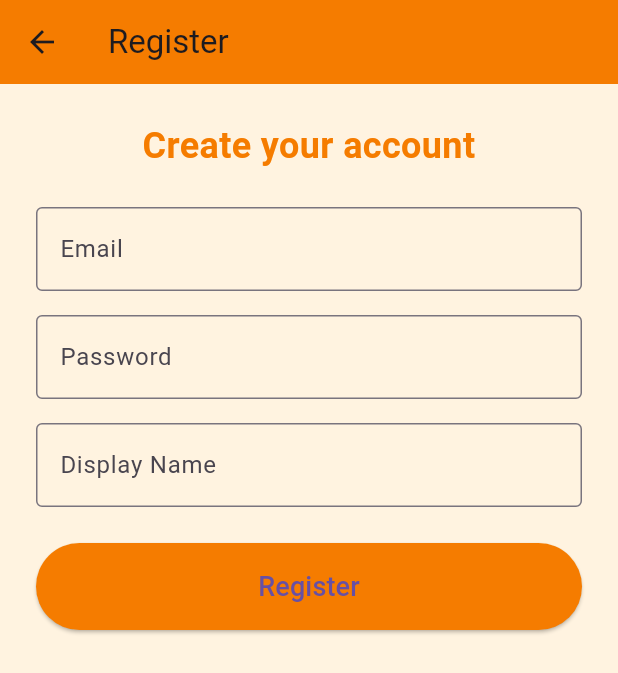
After one commit to slickip/Healthy-summer-app, a Flutter app: the RegistrationScreen screen opened by its route, on a phone screen of 412 x 824 dp. The commit adds this screen. Shown: the top 673 px of the screen. Run offline on Flutter 3.47's test engine with Material 3 defaults, Android fonts, the phone set to English and light mode, and no system bars; our stand-ins replace flutter_secure_storage; accounts and stored records are empty.

Commit message:
try to fix user-service building + flutter (home screen and registration screen)

```diff
--- a/frontend/lib/main.dart
+++ b/frontend/lib/main.dart
@@ -1,8 +1,8 @@
-// import 'package:flutter/material.dart';
-
 import 'package:flutter/material.dart';
 import 'screens/welcome_screen.dart';
-import 'screens/login_screen.dart'; // если уже есть
+import 'screens/login_screen.dart';
+import 'screens/registration_screen.dart';
+import 'screens/home_screen.dart';
 
 void main() {
   runApp(const MyApp());
@@ -19,129 +19,10 @@ class MyApp extends StatelessWidget {
       initialRoute: '/',
       routes: {
         '/': (context) => const WelcomeScreen(),
-        '/login': (context) => const LoginScreen(), // твой экран логина
+        '/login': (context) => const LoginScreen(),
+        '/register': (context) => const RegistrationScreen(),
+        '/home': (context) => const HomeScreen(),
       },
     );
   }
 }
-
-// void main() {
-//   runApp(const MyApp());
-// }
-
-// class MyApp extends StatelessWidget {
-//   const MyApp({super.key});
-
-//   // This widget is the root of your application.
-//   @override
-//   Widget build(BuildContext context) {
-//     return MaterialApp(
-//       title: 'Flutter Demo',
-//       theme: ThemeData(
-//         // This is the theme of your application.
-//         //
-//         // TRY THIS: Try running your application with "flutter run". You'll see
-//         // the application has a purple toolbar. Then, without quitting the app,
-//         // try changing the seedColor in the colorScheme below to Colors.green
-//         // and then invoke "hot reload" (save your changes or press the "hot
-//         // reload" button in a Flutter-supported IDE, or press "r" if you used
-//         // the command line to start the app).
-//         //
-//         // Notice that the counter didn't reset back to zero; the application
-//         // state is not lost during the reload. To reset the state, use hot
-//         // restart instead.
-//         //
-//         // This works for code too, not just values: Most code changes can be
-//         // tested with just a hot reload.
-//         colorScheme: ColorScheme.fromSeed(seedColor: Colors.deepPurple),
-//       ),
-//       home: const MyHomePage(title: 'Flutter Demo Home Page'),
-//     );
-//   }
-// }
-
-// class MyHomePage extends StatefulWidget {
-//   const MyHomePage({super.key, required this.title});
-
-//   // This widget is the home page of your application. It is stateful, meaning
-//   // that it has a State object (defined below) that contains fields that affect
-//   // how it looks.
-
-//   // This class is the configuration for the state. It holds the values (in this
-//   // case the title) provided by the parent (in this case the App widget) and
-//   // used by the build method of the State. Fields in a Widget subclass are
-//   // always marked "final".
-
-//   final String title;
-
-//   @override
-//   State<MyHomePage> createState() => _MyHomePageState();
-// }
-
-// class _MyHomePageState extends State<MyHomePage> {
-//   int _counter = 0;
-
-//   void _incrementCounter() {
-//     setState(() {
-//       // This call to setState tells the Flutter framework that something has
-//       // changed in this State, which causes it to rerun the build method below
-//       // so that the display can reflect the updated values. If we changed
-//       // _counter without calling setState(), then the build method would not be
-//       // called again, and so nothing would appear to happen.
-//       _counter++;
-//     });
-//   }
-
-//   @override
-//   Widget build(BuildContext context) {
-//     // This method is rerun every time setState is called, for instance as done
-//     // by the _incrementCounter method above.
-//     //
-//     // The Flutter framework has been optimized to make rerunning build methods
-//     // fast, so that you can just rebuild anything that needs updating rather
-//     // than having to individually change instances of widgets.
-//     return Scaffold(
-//       appBar: AppBar(
-//         // TRY THIS: Try changing the color here to a specific color (to
-//         // Colors.amber, perhaps?) and trigger a hot reload to see the AppBar
-//         // change color while the other colors stay the same.
-//         backgroundColor: Theme.of(context).colorScheme.inversePrimary,
-//         // Here we take the value from the MyHomePage object that was created by
-//         // the App.build method, and use it to set our appbar title.
-//         title: Text(widget.title),
-//       ),
-//       body: Center(
-//         // Center is a layout widget. It takes a single child and positions it
-//         // in the middle of the parent.
-//         child: Column(
-//           // Column is also a layout widget. It takes a list of children and
-//           // arranges them vertically. By default, it sizes itself to fit its
-//           // children horizontally, and tries to be as tall as its parent.
-//           //
-//           // Column has various properties to control how it sizes itself and
-//           // how it positions its children. Here we use mainAxisAlignment to
-//           // center the children vertically; the main axis here is the vertical
-//           // axis because Columns are vertical (the cross axis would be
-//           // horizontal).
-//           //
-//           // TRY THIS: Invoke "debug painting" (choose the "Toggle Debug Paint"
-//           // action in the IDE, or press "p" in the console), to see the
-//           // wireframe for each widget.
-//           mainAxisAlignment: MainAxisAlignment.center,
-//           children: <Widget>[
-//             const Text('You have pushed the button this many times:'),
-//             Text(
-//               '$_counter',
-//               style: Theme.of(context).textTheme.headlineMedium,
-//             ),
-//           ],
-//         ),
-//       ),
-//       floatingActionButton: FloatingActionButton(
-//         onPressed: _incrementCounter,
-//         tooltip: 'Increment',
-//         child: const Icon(Icons.add),
-//       ), // This trailing comma makes auto-formatting nicer for build methods.
-//     );
-//   }
-// }
--- /dev/null
+++ b/frontend/lib/screens/registration_screen.dart
@@ -0,0 +1,125 @@
+import 'package:flutter/material.dart';
+import 'package:http/http.dart' as http;
+import 'dart:convert';
+import 'package:flutter_secure_storage/flutter_secure_storage.dart';
+
+class RegistrationScreen extends StatefulWidget {
+  const RegistrationScreen({Key? key}) : super(key: key);
+
+  @override
+  _RegistrationScreenState createState() => _RegistrationScreenState();
+}
+
+class _RegistrationScreenState extends State<RegistrationScreen> {
+  final _emailController = TextEditingController();
+  final _passwordController = TextEditingController();
+  final _displayNameController = TextEditingController();
+  final _storage = const FlutterSecureStorage();
+
+  bool _loading = false;
+  String? _error;
+
+  Future<void> _register() async {
+    setState(() {
+      _loading = true;
+      _error = null;
+    });
+
+    final response = await http.post(
+      Uri.parse('http://localhost:8081/api/users/register'),
+      headers: {'Content-Type': 'application/json'},
+      body: jsonEncode({
+        'email': _emailController.text,
+        'password': _passwordController.text,
+        'display_name': _displayNameController.text,
+      }),
+    );
+
+    if (response.statusCode == 200) {
+      final data = jsonDecode(response.body);
+      final token = data['token'];
+      await _storage.write(key: 'jwt_token', value: token);
+
+      if (!mounted) return;
+      Navigator.pushReplacementNamed(context, '/home');
+    } else {
+      setState(() {
+        _error = 'Registration failed';
+      });
+    }
+
+    setState(() {
+      _loading = false;
+    });
+  }
+
+  @override
+  Widget build(BuildContext context) {
+    return Scaffold(
+      backgroundColor: Colors.orange[50],
+      appBar: AppBar(
+        backgroundColor: Colors.orange[700],
+        title: const Text('Register'),
+      ),
+      body: Padding(
+        padding: const EdgeInsets.all(24),
+        child: Column(
+          crossAxisAlignment: CrossAxisAlignment.stretch,
+          children: [
+            Text(
+              'Create your account',
+              style: TextStyle(
+                fontSize: 24,
+                fontWeight: FontWeight.bold,
+                color: Colors.orange[700],
+              ),
+              textAlign: TextAlign.center,
+            ),
+            const SizedBox(height: 24),
+            TextField(
+              controller: _emailController,
+              decoration: const InputDecoration(
+                labelText: 'Email',
+                border: OutlineInputBorder(),
+              ),
+            ),
+            const SizedBox(height: 16),
+            TextField(
+              controller: _passwordController,
+              obscureText: true,
+              decoration: const InputDecoration(
+                labelText: 'Password',
+                border: OutlineInputBorder(),
+              ),
+            ),
+            const SizedBox(height: 16),
+            TextField(
+              controller: _displayNameController,
+              decoration: const InputDecoration(
+                labelText: 'Display Name',
+                border: OutlineInputBorder(),
+              ),
+            ),
+            const SizedBox(height: 24),
+            if (_error != null)
+              Text(
+                _error!,
+                style: const TextStyle(color: Colors.red),
+                textAlign: TextAlign.center,
+              ),
+            ElevatedButton(
+              style: ElevatedButton.styleFrom(
+                backgroundColor: Colors.orange[700],
+                padding: const EdgeInsets.symmetric(vertical: 16),
+              ),
+              onPressed: _loading ? null : _register,
+              child: _loading
+                  ? const CircularProgressIndicator(color: Colors.white)
+                  : const Text('Register', style: TextStyle(fontSize: 18)),
+            ),
+          ],
+        ),
+      ),
+    );
+  }
+}
--- a/frontend/lib/screens/welcome_screen.dart
+++ b/frontend/lib/screens/welcome_screen.dart
@@ -55,6 +55,12 @@ class WelcomeScreen extends StatelessWidget {
                     style: TextStyle(fontSize: 18, color: Colors.white),
                   ),
                 ),
+                ElevatedButton(
+                  onPressed: () {
+                    Navigator.pushNamed(context, '/register');
+                  },
+                  child: const Text('Register'),
+                ),
               ],
             ),
           ),
--- a/frontend/pubspec.yaml
+++ b/frontend/pubspec.yaml
@@ -34,6 +34,8 @@ dependencies:
   # The following adds the Cupertino Icons font to your application.
   # Use with the CupertinoIcons class for iOS style icons.
   cupertino_icons: ^1.0.8
+  http: ^1.1.0
+  flutter_secure_storage: ^9.0.0
 
 dev_dependencies:
   flutter_test:
```
Also changed, not shown: frontend/lib/screens/home_screen.dart (added, +42 -0 lines), frontend/pubspec.lock, 12 other files.
